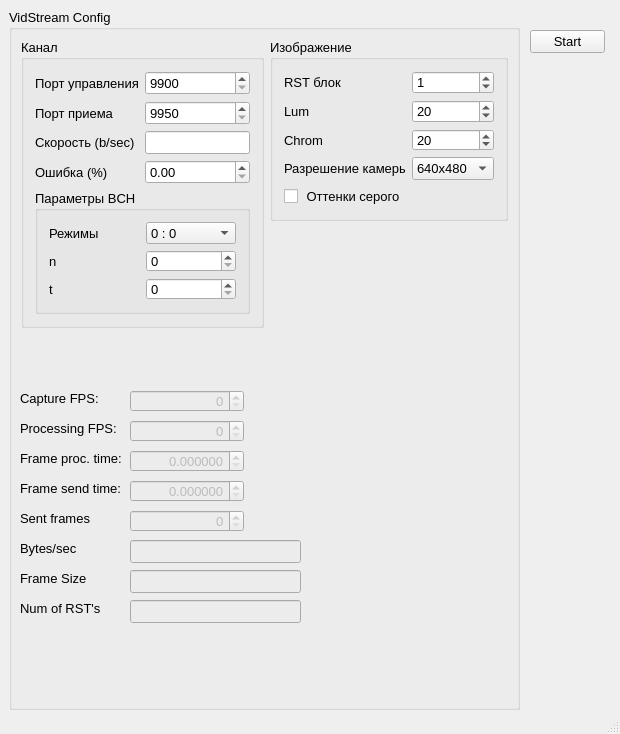
This is vidstream/src/qtgui/ui/mainwindow.ui in snikulov/vidstream as Qt 5 draws it before an edit. The edited form follows.
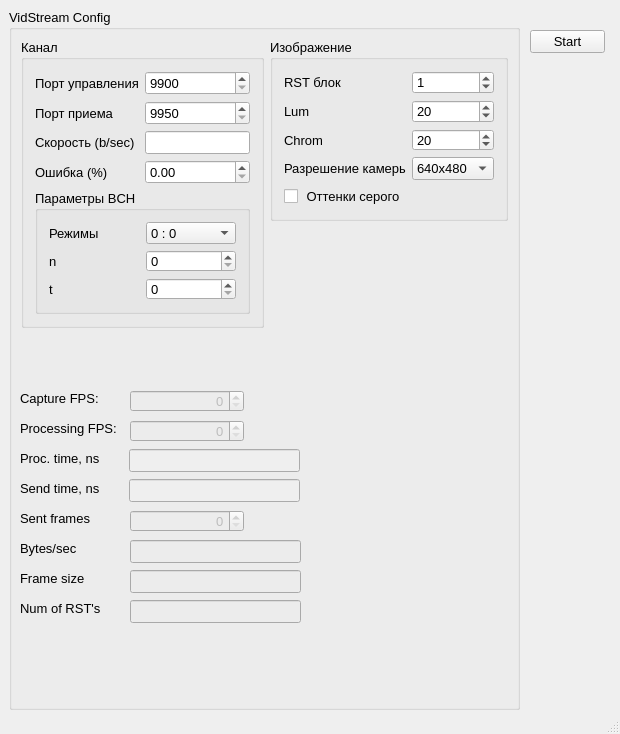
This is the edited form.

Patch:
```diff
--- a/vidstream/src/qtgui/ui/mainwindow.ui
+++ b/vidstream/src/qtgui/ui/mainwindow.ui
@@ -330,6 +330,32 @@
       </item>
      </layout>
     </widget>
+    <widget class="QLineEdit" name="lineEdit_send_time">
+     <property name="enabled">
+      <bool>false</bool>
+     </property>
+     <property name="geometry">
+      <rect>
+       <x>120</x>
+       <y>470</y>
+       <width>171</width>
+       <height>23</height>
+      </rect>
+     </property>
+    </widget>
+    <widget class="QLineEdit" name="lineEdit_proc_time">
+     <property name="enabled">
+      <bool>false</bool>
+     </property>
+     <property name="geometry">
+      <rect>
+       <x>120</x>
+       <y>440</y>
+       <width>171</width>
+       <height>23</height>
+      </rect>
+     </property>
+    </widget>
    </widget>
    <widget class="QPushButton" name="pushButton_operate">
     <property name="geometry">
@@ -380,7 +406,7 @@
      </rect>
     </property>
     <property name="text">
-     <string>Frame proc. time:</string>
+     <string>Proc. time, ns</string>
     </property>
    </widget>
    <widget class="QLabel" name="label_15">
@@ -393,7 +419,7 @@
      </rect>
     </property>
     <property name="text">
-     <string>Frame send time:</string>
+     <string>Send time, ns</string>
     </property>
    </widget>
    <widget class="QSpinBox" name="spinBox_cap_fps">
@@ -446,50 +472,6 @@
      <number>0</number>
     </property>
    </widget>
-   <widget class="QDoubleSpinBox" name="doubleSpinBox_f_proc_time">
-    <property name="enabled">
-     <bool>false</bool>
-    </property>
-    <property name="geometry">
-     <rect>
-      <x>130</x>
-      <y>450</y>
-      <width>114</width>
-      <height>22</height>
-     </rect>
-    </property>
-    <property name="alignment">
-     <set>Qt::AlignRight|Qt::AlignTrailing|Qt::AlignVCenter</set>
-    </property>
-    <property name="decimals">
-     <number>6</number>
-    </property>
-    <property name="maximum">
-     <double>99999.990000000005239</double>
-    </property>
-   </widget>
-   <widget class="QDoubleSpinBox" name="doubleSpinBox_f_send_time">
-    <property name="enabled">
-     <bool>false</bool>
-    </property>
-    <property name="geometry">
-     <rect>
-      <x>130</x>
-      <y>480</y>
-      <width>114</width>
-      <height>22</height>
-     </rect>
-    </property>
-    <property name="alignment">
-     <set>Qt::AlignRight|Qt::AlignTrailing|Qt::AlignVCenter</set>
-    </property>
-    <property name="decimals">
-     <number>6</number>
-    </property>
-    <property name="maximum">
-     <double>99999.990000000005239</double>
-    </property>
-   </widget>
    <widget class="QSpinBox" name="spinBox_sent_frames">
     <property name="enabled">
      <bool>false</bool>
@@ -564,7 +546,7 @@
      </rect>
     </property>
     <property name="text">
-     <string>Frame Size</string>
+     <string>Frame size</string>
     </property>
    </widget>
    <widget class="QLineEdit" name="lineEdit_frame_size">
```
Left out of the diff: 2 changed lines with no effect on the pictures.
